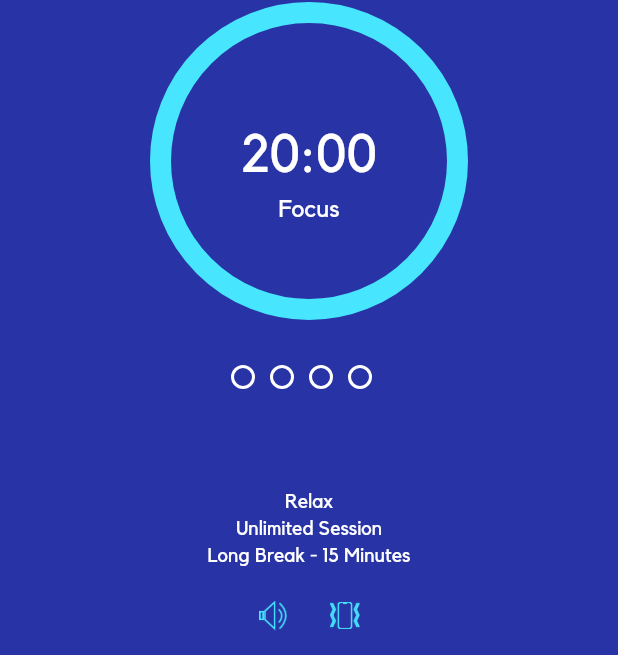
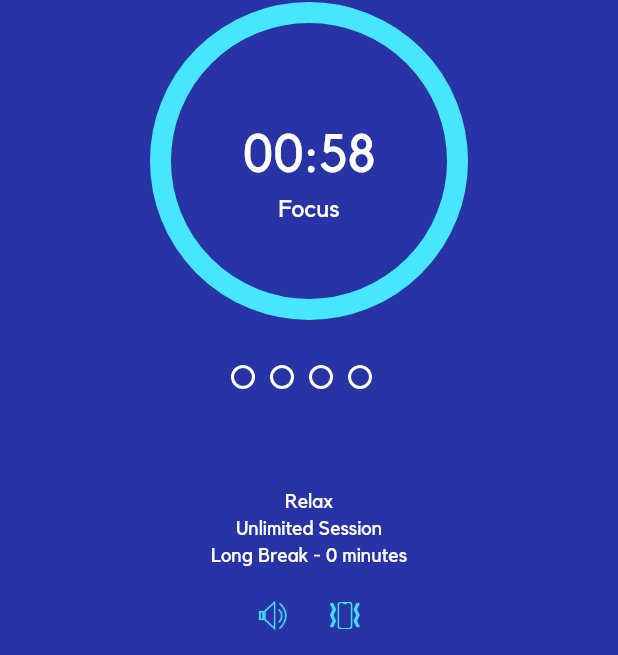
Before and after one commit to alicanbozkurt/pomo-cril, a Flutter app: the PomoTracker screen opened directly with empty values, after a tap on "Start a New Cril", on a phone screen of 412 x 824 dp. Shown: the part 160-815 px from the top of the screen. Run offline on Flutter 3.47's test engine with Material 2 defaults, Android fonts, the phone set to English and light mode, and no system bars; our stand-ins replace vibration; missing offline and left inert: flutter_ringtone_player.

Commit message:
update pomo timer

```diff
--- a/lib/model/cril_data.dart
+++ b/lib/model/cril_data.dart
@@ -3,8 +3,9 @@ class CrilData{
   final Focussing focussing;
   final int longBreak;
   final int targetCrill;
+  final Setting setting;
 
-  CrilData({this.crilName, this.focussing, this.longBreak, this.targetCrill});
+  CrilData({this.crilName, this.focussing, this.longBreak, this.targetCrill, this.setting});
 }
 
 enum Focussing{
--- a/lib/widget/custom/radio_focus.dart
+++ b/lib/widget/custom/radio_focus.dart
@@ -68,7 +68,7 @@ class RadioFocusState extends State<RadioFocus> {
         ),
          GestureDetector(
           child: FocusItem(
-            focusData: listData[1],
+            focusData: listData[2],
             position: 2,
             isActive: isActiveTrigger.value == 2,
           ),
--- a/lib/widget/home/home.dart
+++ b/lib/widget/home/home.dart
@@ -34,10 +34,6 @@ class HomeState extends State<Home>{
         backgroundColor: ColorUtils.blue_app,
       child: Image.asset(isEmpty ? "assets/img/icon_home_empty.png" : "assets/img/icon_home.png"), onPressed: () {
         if(isEmpty){
-          setState(() {
-            isEmpty = false;
-          });
-        }else{
            Navigator.push(context, SlideTopRoute(page: Pomo()));
         }
       }),
--- a/lib/widget/pomo/pomo_tracker.dart
+++ b/lib/widget/pomo/pomo_tracker.dart
@@ -1,10 +1,14 @@
+import 'dart:async';
+
 import 'package:flutter/material.dart';
+import 'package:flutter_ringtone_player/flutter_ringtone_player.dart';
 import 'package:pomodoro_apps/model/cril_data.dart';
 import 'package:pomodoro_apps/utils/color_utils.dart';
 import 'package:pomodoro_apps/utils/constants.dart';
 import 'package:pomodoro_apps/widget/custom/back.dart';
 import 'package:pomodoro_apps/widget/custom/crbutton.dart';
 import 'package:pomodoro_apps/widget/custom/crtimer.dart';
+import 'package:vibration/vibration.dart';
 
 class PomoTracker extends StatefulWidget{
   final CrilData crilData;
@@ -15,14 +19,32 @@ class PomoTracker extends StatefulWidget{
 }
 
 enum StateTracker{
-  START,
-  CRIL,
   IDLE,
-  COMPLETE
+  CRILLING,
+  OVERTIME,
+  SHORTBREAK,
+  LONGBREAK,
+  DONE
 }
 
 class PomoTrackerState extends State<PomoTracker>{
   StateTracker stateTracker = StateTracker.IDLE;
+  int minutes = 0;
+  int second = 0;
+  Timer timer;
+
+  @override
+  void initState() {
+    super.initState();
+    minutes = 1;//getMinusCriling(widget.crilData.focussing);
+  }
+
+  @override
+  void dispose() {
+    timer.cancel();
+    super.dispose();
+  }
+
   @override
   Widget build(BuildContext context) {
     return Scaffold(
@@ -62,24 +84,51 @@ class PomoTrackerState extends State<PomoTracker>{
                     children: <Widget>[
                       Padding(
                         padding:EdgeInsets.only(top: 30, bottom: 30),
-                        child: stateTracker == StateTracker.COMPLETE ?
+                        child: stateTracker == StateTracker.DONE ?
                         completeCril():
                         CRTimer(children: <Widget>[
-                          Padding(padding:EdgeInsets.only(top: 20, bottom: 10), child: Text("20:00", style: TextStyle(fontFamily: Constants.font, fontSize: 35, color: Colors.white))),
-                          Text(stateTracker == StateTracker.IDLE ? "Ready" : "Focus", style: TextStyle(fontFamily: Constants.font, fontSize: 16, color: Colors.white),),
+                          Padding(padding:EdgeInsets.only(top: 20, bottom: 10), child: Text(secondMinutesText(minutes)+":"+secondMinutesText(second), style: TextStyle(fontFamily: Constants.font, fontSize: 35, color: Colors.white))),
+                          Text(textStatusTitle(), style: TextStyle(fontFamily: Constants.font, fontSize: 16, color: Colors.white),),
                         ], stateTracker:  stateTracker)
                       ),
                       dotIndicator(),
                       textCril(),
                       Padding(padding: EdgeInsets.only(bottom: 5), child:Text(getFocussing(widget.crilData.focussing), textAlign: TextAlign.center,style: TextStyle(fontFamily: Constants.font, fontSize: 13, color: Colors.white))),
                       Padding(padding: EdgeInsets.only(bottom: 5), child:Text("Unlimited Session", textAlign: TextAlign.center,style: TextStyle(fontFamily: Constants.font, fontSize: 13, color: Colors.white))),
-                      Padding(padding: EdgeInsets.only(bottom: 10), child:Text("Long Break - 15 Minutes", textAlign: TextAlign.center,style: TextStyle(fontFamily: Constants.font, fontSize: 13, color: Colors.white))),
+                      Padding(padding: EdgeInsets.only(bottom: 10), child:Text("Long Break - "+widget.crilData.longBreak.toString()+" minutes", textAlign: TextAlign.center,style: TextStyle(fontFamily: Constants.font, fontSize: 13, color: Colors.white))),
                       buttonControl(),
                       Padding(padding: EdgeInsets.only(top:20, bottom: 5), child:
+                      stateTracker == StateTracker.OVERTIME?
+                        Stack(
+                          children: <Widget>[
+                            Align(
+                              alignment: Alignment.center,
+                              child: CRButton(text: "Break", onClick: (){
+                                //Navigator.of(context).pop();
+                              }),
+                            ),
+                            Align(
+                              alignment: Alignment.center,
+                              child: Padding(
+                                padding:EdgeInsets.only(right: 200, top: 16),
+                                child: GestureDetector(
+                                child:Text("Done", style:TextStyle(
+                                color:Colors.white, fontSize: 14
+                                )
+                                ),
+                                onTap: (){
+                                  setState(() =>  stateTracker = StateTracker.DONE);
+                                },
+                              )
+                              ),
+                            ),
+                          ],
+                        )
+                      :
                       Row(
                         mainAxisAlignment: MainAxisAlignment.center,
                         children: <Widget>[
-                          stateTracker == StateTracker.COMPLETE?
+                          stateTracker == StateTracker.DONE?
                           Padding(
                             padding: EdgeInsets.only(right: 8),
                             child:Row(
@@ -92,7 +141,7 @@ class PomoTrackerState extends State<PomoTracker>{
                               ]
                             )
                           )
-                          : Container(width: 1, height: 1,),
+                         : Container(width: 1, height: 1,),
                           Row(
                             mainAxisSize: MainAxisSize.min,
                             mainAxisAlignment: MainAxisAlignment.center,
@@ -100,18 +149,19 @@ class PomoTrackerState extends State<PomoTracker>{
                             CRButton(text:
                             stateTracker == StateTracker.IDLE?
                             "Start a New Cril"
-                            : stateTracker == StateTracker.CRIL ? "Break" :
-                            stateTracker == StateTracker.COMPLETE ? "Done" :
-                            "Give Up"
+                            : stateTracker == StateTracker.CRILLING ? "Give Up" :
+                            stateTracker == StateTracker.OVERTIME ? "Break" :
+                            "Done"
 
                             , onClick: (){
                               setState(() {
                                 if(stateTracker == StateTracker.IDLE){
-                                  stateTracker = StateTracker.START;
-                                }else if(stateTracker == StateTracker.START){
-                                  stateTracker = StateTracker.CRIL;
+                                  stateTracker = StateTracker.CRILLING;
+                                  startTimer(true);
+                                }else if(stateTracker == StateTracker.OVERTIME){
+                                  stateTracker = StateTracker.DONE;
                                 }else{
-                                  stateTracker = StateTracker.COMPLETE;
+                                  stateTracker = StateTracker.DONE;
                                 }
                               });
                             },)
@@ -131,8 +181,37 @@ class PomoTrackerState extends State<PomoTracker>{
     );
   }
 
+  void playNotification(){
+    if(widget.crilData.setting.isRinging){
+     FlutterRingtonePlayer.play(
+  android: AndroidSounds.notification,
+  ios: IosSounds.glass,
+  looping: false,
+  volume: 0.1,
+);
+    }
+    if(widget.crilData.setting.isVibrate){
+
+      Vibration.hasVibrator().then((isVibrate) =>  Vibration.vibrate());
+
+    }
+  }
+
+  String textStatusTitle(){
+    return stateTracker == StateTracker.IDLE ? "Ready" : stateTracker == StateTracker.CRILLING ? "Focus" : "Overtime";
+  }
+
+  String secondMinutesText(int time){
+    return (time < 10 && time > 0 ? "0"+time.toString(): time == 0 ? time.toString()+"0" : time.toString());
+  }
+
   String getFocussing(Focussing focussing){
     return focussing == Focussing.Normal ? "Normal" : focussing == Focussing.Relax ? "Relax" : "No Blinking";
+
+  }
+
+  int getMinusCriling(Focussing focussing){
+    return focussing == Focussing.Relax ? 20 : focussing == Focussing.Normal ? 25 : 50;
 
   }
 
@@ -154,6 +233,45 @@ class PomoTrackerState extends State<PomoTracker>{
       ],
       )
     );
+  }
+
+  void startValue(){
+    second = 59;
+    minutes--;
+  }
+
+  void resetValue(){
+    second = 0;
+    minutes = getMinusCriling(widget.crilData.focussing);
+  }
+
+  void startTimer(bool isFromStart){
+
+   if(isFromStart)
+    startValue();
+
+    const onceSecond = Duration(seconds: 1);
+    timer = Timer.periodic(onceSecond, (Timer timer) => setState(
+      () {
+        if (minutes < 1 && second < 1) {
+          playNotification();
+          setState(() {
+            stateTracker = StateTracker.OVERTIME;
+          });
+          timer.cancel();
+        }else if(second < 1){
+          second=59;
+          minutes--;
+        }else {
+          second--;
+          print("minutes "+minutes.toString());
+        }
+      },
+    ));
+  }
+
+  void stopTimer(){
+    timer.cancel();
   }
 
   Widget dotIndicator(){
--- a/pubspec.yaml
+++ b/pubspec.yaml
@@ -21,6 +21,11 @@ dependencies:
     sdk: flutter
   bloc: ^0.14.0
   flutter_bloc: ^0.20.0
+  sqflite:
+  path:
+  shared_preferences:
+  flutter_ringtone_player:
+  vibration:
 
   # The following adds the Cupertino Icons font to your application.
   # Use with the CupertinoIcons class for iOS style icons.
```
Also changed, not shown: lib/widget/pomo/Pomo.dart (+19 -16 lines), pubspec.lock, 4 other files.
